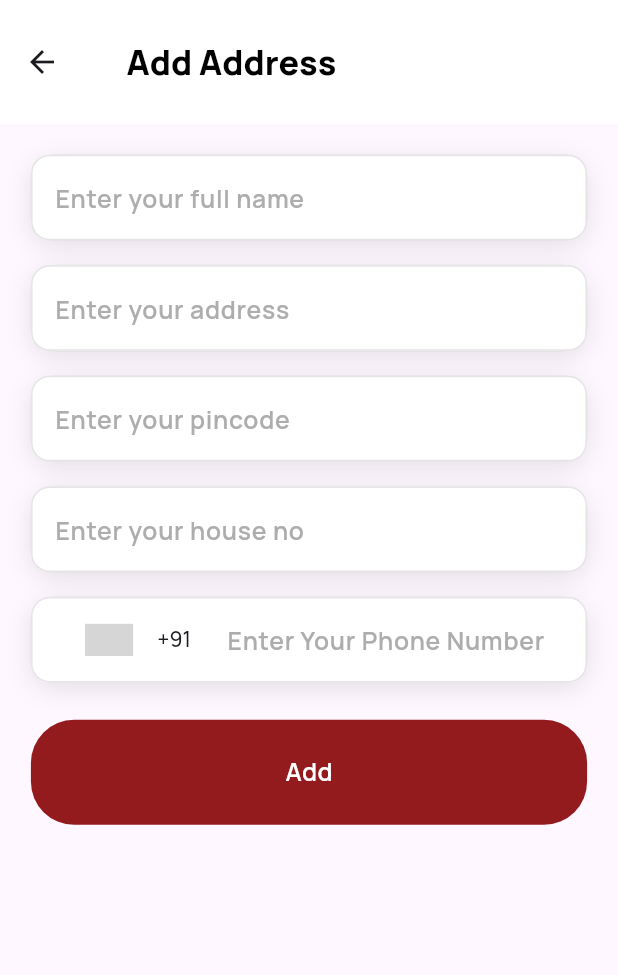
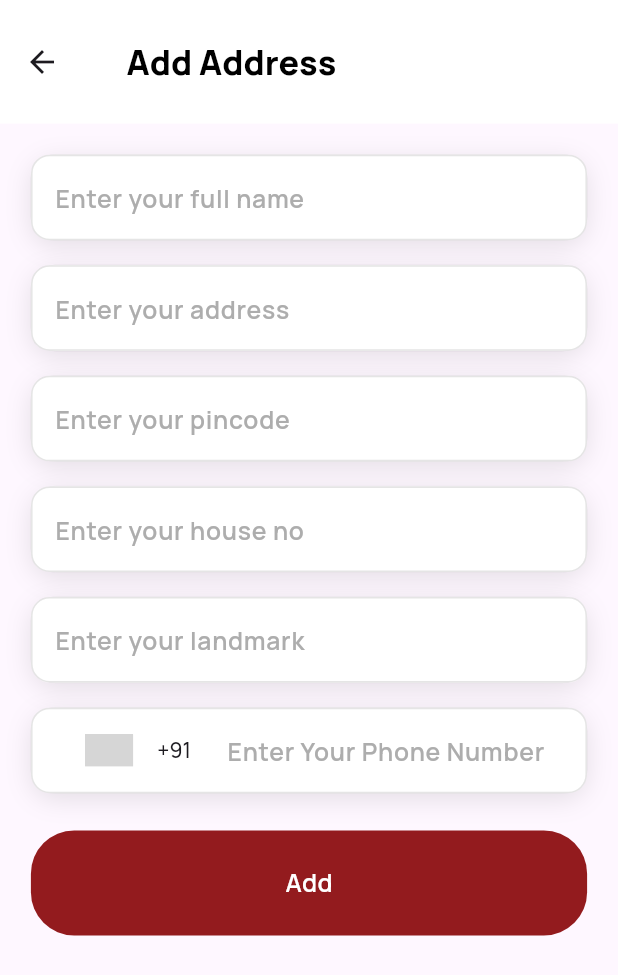
Before and after one commit to fazilnazkolambil/meat_shop_app, a Flutter app: the addnewaddress screen opened directly, on a phone screen of 412 x 824 dp. Shown: the top 975 px of the screen. Run offline on Flutter 3.47's test engine with Material 3 defaults, Android fonts, the phone set to English and light mode, and no system bars; drawn by our look-alikes of country_code_picker; our stand-ins replace animated_notch_bottom_bar, carousel_slider, cloud_firestore, firebase_auth, firebase_core, firebase_storage and 12 more; missing offline and left inert: date_time_picker_widget, favorite_button; accounts and stored records are empty; project files that could hold a hidden picture were left out; grey boxes are pictures that could not be loaded.

Commit message:
adres changes

```diff
--- a/lib/feature/morePage/screens/addnewaddress.dart
+++ b/lib/feature/morePage/screens/addnewaddress.dart
@@ -36,6 +36,28 @@ class _addnewaddressState extends State<addnewaddress> {
 
   final formKey = GlobalKey<FormState>();
   var countryCode;
+  UserModel? userModel;
+  List addre=[];
+  addaddress()async{
+    addressModel address=addressModel(
+      name: nameController.text,
+      number:phoneController.text,
+      landmark: landmarkController.text,
+      houseno: housenoController.text,
+      pincode: pincodeController.text,
+      address: addressController.text,
+    );
+
+    await FirebaseFirestore.instance.collection("users").doc(loginId).get().then((value) {
+      userModel = UserModel.fromMap(value.data()!);
+    });
+    addre=userModel!.address;
+    addre.add(address.toMap());
+    UserModel tempuserModel=userModel!.copyWith(
+        address: addre
+    );
+    await FirebaseFirestore.instance.collection("users").doc(loginId).update(tempuserModel.toMap());
+  }
   File? file;
   bool loading = false;
   String newImage = '';
@@ -284,6 +306,56 @@ class _addnewaddressState extends State<addnewaddress> {
                             spreadRadius: 0)
                       ]),
                   child: TextFormField(
+                    controller: landmarkController,
+                    keyboardType: TextInputType.text,
+                    textCapitalization: TextCapitalization.words,
+                    textInputAction: TextInputAction.next,
+                    style: TextStyle(
+                        fontSize: scrWidth * 0.04, fontWeight: FontWeight.w600),
+                    cursorColor: colorConst.grey,
+                    decoration: InputDecoration(
+                        labelText: "Enter your landmark",
+                        labelStyle: TextStyle(
+                            fontSize: scrWidth * 0.04,
+                            fontWeight: FontWeight.w600,
+                            color: colorConst.grey),
+                        filled: true,
+                        fillColor: colorConst.white,
+                        hintText: "Enter your landmark",
+                        hintStyle: TextStyle(
+                            fontSize: scrWidth * 0.04,
+                            fontWeight: FontWeight.w700,
+                            color: colorConst.grey),
+                        border: OutlineInputBorder(
+                            borderSide: BorderSide(color: colorConst.red)),
+                        enabledBorder: OutlineInputBorder(
+                            borderRadius: BorderRadius.circular(scrWidth * 0.03),
+                            borderSide: BorderSide(
+                                color: colorConst.black.withOpacity(0.1))),
+                        focusedBorder: OutlineInputBorder(
+                            borderRadius: BorderRadius.circular(scrWidth * 0.03),
+                            borderSide: BorderSide(
+                                color: colorConst.black.withOpacity(0.1)))),
+                  ),
+                ),
+                SizedBox(
+                  height: scrWidth * 0.04,
+                ),
+                Container(
+                  decoration: BoxDecoration(
+                      color: colorConst.white,
+                      borderRadius: BorderRadius.circular(scrWidth * 0.04),
+                      border: Border.all(
+                          width: scrWidth * 0.0003,
+                          color: colorConst.black.withOpacity(0.38)),
+                      boxShadow: [
+                        BoxShadow(
+                            color: colorConst.black.withOpacity(0.1),
+                            blurRadius: 14,
+                            offset: Offset(0, 4),
+                            spreadRadius: 0)
+                      ]),
+                  child: TextFormField(
                     controller: phoneController,
                     keyboardType: TextInputType.number,
                     maxLength: 10,
@@ -349,8 +421,8 @@ class _addnewaddressState extends State<addnewaddress> {
                         phoneController.text != "" &&
                         formKey.currentState!.validate()
                     ){
-
-
+                      addaddress();
+                      Navigator.pop(context);
                     }else{
                       nameController.text == "" ?
                       ScaffoldMessenger.of(context).showSnackBar(SnackBar(content: Text("Please enter your Name!")))
--- a/lib/feature/morePage/screens/myaddress.dart
+++ b/lib/feature/morePage/screens/myaddress.dart
@@ -162,7 +162,9 @@ class _myaddressState extends State<myaddress> {
                                         houseno: data[index]["houseno"],
                                         phonenumber: data[index]["number"],
                                         name: data[index]["name"],
-                                        landmark: data[index]["landmark"],),));
+                                        landmark: data[index]["landmark"],
+                                        index: index,
+                                      ),));
                                     },
                                     child: Container(
                                       height: scrWidth*0.1,
```
Also changed, not shown: lib/feature/morePage/screens/editaddress.dart (+5 -2 lines).
